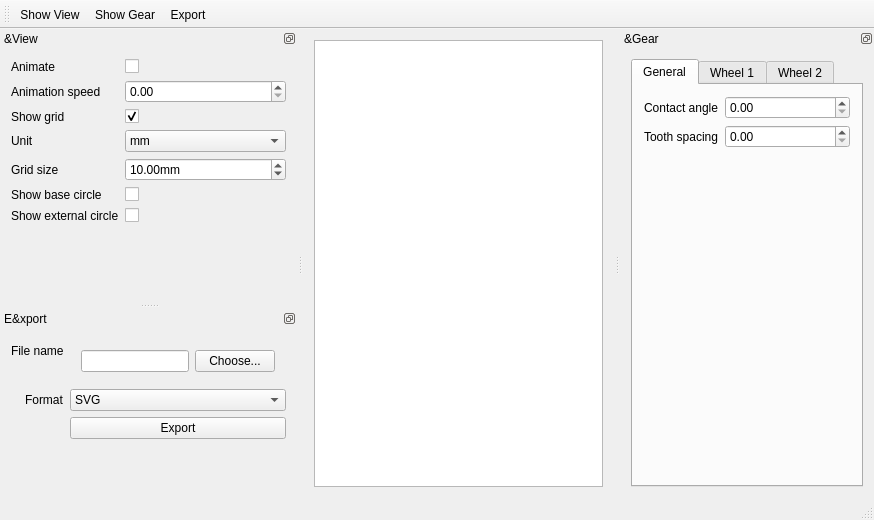
Before: the Qt Designer form mainwindow.ui in Klafyvel/GearFactory, drawn with Qt 5.
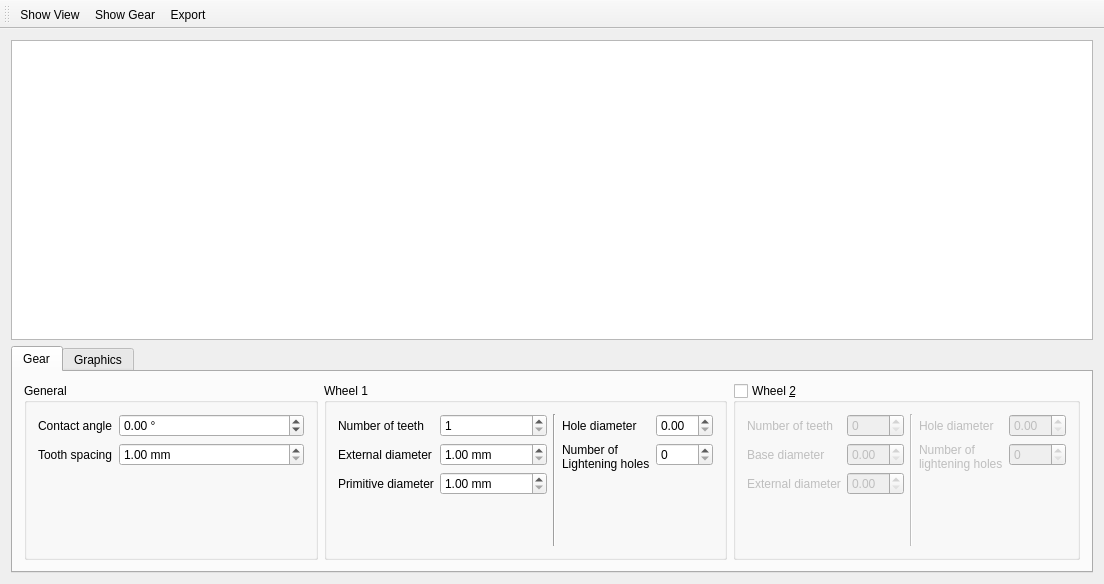
After: the same form once the commit is applied.

Commit message: Export en SVG et PNG.

The edit to the form file:
```diff
--- a/mainwindow.ui
+++ b/mainwindow.ui
@@ -6,171 +6,446 @@
    <rect>
     <x>0</x>
     <y>0</y>
-    <width>874</width>
-    <height>520</height>
+    <width>1104</width>
+    <height>584</height>
    </rect>
   </property>
   <property name="windowTitle">
    <string>Gear Factory</string>
   </property>
+  <property name="documentMode">
+   <bool>false</bool>
+  </property>
+  <property name="dockOptions">
+   <set>QMainWindow::AllowTabbedDocks|QMainWindow::AnimatedDocks</set>
+  </property>
   <widget class="QWidget" name="centralWidget">
+   <layout class="QVBoxLayout" name="verticalLayout_7">
+    <item>
+     <widget class="QGraphicsView" name="graphicsView">
+      <property name="minimumSize">
+       <size>
+        <width>200</width>
+        <height>300</height>
+       </size>
+      </property>
+      <property name="backgroundBrush">
+       <brush brushstyle="NoBrush">
+        <color alpha="255">
+         <red>0</red>
+         <green>0</green>
+         <blue>0</blue>
+        </color>
+       </brush>
+      </property>
+      <property name="dragMode">
+       <enum>QGraphicsView::ScrollHandDrag</enum>
+      </property>
+      <property name="resizeAnchor">
+       <enum>QGraphicsView::NoAnchor</enum>
+      </property>
+     </widget>
+    </item>
+    <item>
+     <widget class="QTabWidget" name="tabWidget">
+      <property name="currentIndex">
+       <number>0</number>
+      </property>
+      <widget class="QWidget" name="tabWidgetPage1" native="true">
+       <attribute name="title">
+        <string>Gear</string>
+       </attribute>
+       <layout class="QHBoxLayout" name="horizontalLayout">
+        <item>
+         <widget class="QGroupBox" name="groupBox">
+          <property name="title">
+           <string>General</string>
+          </property>
    <layout class="QVBoxLayout" name="verticalLayout">
     <item>
-     <widget class="QGraphicsView" name="graphicsView"/>
-    </item>
-   </layout>
-  </widget>
-  <widget class="QMenuBar" name="menuBar">
-   <property name="geometry">
-    <rect>
-     <x>0</x>
-     <y>0</y>
-     <width>874</width>
-     <height>30</height>
-    </rect>
-   </property>
-  </widget>
-  <widget class="QToolBar" name="mainToolBar">
-   <attribute name="toolBarArea">
-    <enum>TopToolBarArea</enum>
-   </attribute>
-   <attribute name="toolBarBreak">
-    <bool>false</bool>
-   </attribute>
-   <addaction name="actionShow_View"/>
-   <addaction name="actionShow_Gear"/>
-   <addaction name="actionExport"/>
-  </widget>
-  <widget class="QStatusBar" name="statusBar"/>
-  <widget class="QDockWidget" name="dockWidget_2">
-   <property name="floating">
-    <bool>false</bool>
-   </property>
-   <property name="features">
-    <set>QDockWidget::DockWidgetFloatable|QDockWidget::DockWidgetMovable</set>
-   </property>
-   <property name="allowedAreas">
-    <set>Qt::AllDockWidgetAreas</set>
-   </property>
-   <property name="windowTitle">
-    <string>&amp;View</string>
-   </property>
-   <attribute name="dockWidgetArea">
+            <layout class="QFormLayout" name="formLayout_6">
+             <item row="0" column="0">
+              <widget class="QLabel" name="contactAngleLabel">
+               <property name="text">
+                <string>Contact angle</string>
+               </property>
+              </widget>
+             </item>
+             <item row="0" column="1">
+              <widget class="QDoubleSpinBox" name="contactAngleDoubleSpinBox">
+               <property name="suffix">
+                <string> °</string>
+               </property>
+               <property name="minimum">
+                <double>-45.000000000000000</double>
+               </property>
+               <property name="maximum">
+                <double>45.000000000000000</double>
+               </property>
+              </widget>
+             </item>
+             <item row="1" column="0">
+              <widget class="QLabel" name="toothSpacingLabel">
+               <property name="text">
+                <string>Tooth spacing</string>
+               </property>
+              </widget>
+             </item>
+             <item row="1" column="1">
+              <widget class="QDoubleSpinBox" name="toothSpacingDoubleSpinBox">
+               <property name="suffix">
+                <string> mm</string>
+               </property>
+               <property name="minimum">
+                <double>1.000000000000000</double>
+               </property>
+              </widget>
+             </item>
+            </layout>
+           </item>
+          </layout>
+         </widget>
+        </item>
+        <item>
+         <widget class="QGroupBox" name="groupBox_2">
+          <property name="title">
+           <string>Wheel 1</string>
+          </property>
+          <layout class="QHBoxLayout" name="horizontalLayout_3">
+           <item>
+            <layout class="QFormLayout" name="formLayout_5">
+             <item row="0" column="0">
+              <widget class="QLabel" name="numberOfTeethLabel">
+               <property name="text">
+                <string>Number of teeth</string>
+               </property>
+              </widget>
+             </item>
+             <item row="0" column="1">
+              <widget class="QSpinBox" name="numberOfTeethSpinBox">
+               <property name="minimum">
     <number>1</number>
-   </attribute>
-   <widget class="QWidget" name="dockWidgetContents_2">
-    <layout class="QGridLayout" name="gridLayout">
-     <item row="0" column="0">
+               </property>
+              </widget>
+             </item>
+             <item row="1" column="0">
+              <widget class="QLabel" name="externalDiameterLabel">
+               <property name="text">
+                <string>External diameter</string>
+               </property>
+              </widget>
+             </item>
+             <item row="1" column="1">
+              <widget class="QDoubleSpinBox" name="externalDiameterDoubleSpinBox">
+               <property name="suffix">
+                <string> mm</string>
+               </property>
+               <property name="minimum">
+                <double>1.000000000000000</double>
+               </property>
+               <property name="maximum">
+                <double>10000.000000000000000</double>
+               </property>
+              </widget>
+             </item>
+             <item row="2" column="0">
+              <widget class="QLabel" name="primitiveDiameterLabel">
+               <property name="text">
+                <string>Primitive diameter</string>
+               </property>
+              </widget>
+             </item>
+             <item row="2" column="1">
+              <widget class="QDoubleSpinBox" name="primitiveDiameterDoubleSpinBox">
+               <property name="prefix">
+                <string/>
+               </property>
+               <property name="suffix">
+                <string> mm</string>
+               </property>
+               <property name="minimum">
+                <double>1.000000000000000</double>
+               </property>
+               <property name="maximum">
+                <double>100000.000000000000000</double>
+               </property>
+              </widget>
+             </item>
+            </layout>
+           </item>
+           <item>
+            <widget class="Line" name="line">
+             <property name="orientation">
+              <enum>Qt::Vertical</enum>
+             </property>
+            </widget>
+           </item>
+           <item>
+            <layout class="QFormLayout" name="formLayout">
+             <item row="0" column="0">
+              <widget class="QLabel" name="holeDiameterLabel">
+               <property name="text">
+                <string>Hole diameter</string>
+               </property>
+              </widget>
+             </item>
+             <item row="0" column="1">
+              <widget class="QDoubleSpinBox" name="holeDiameterDoubleSpinBox"/>
+             </item>
+             <item row="1" column="0">
+              <widget class="QLabel" name="numberOfLighteningHolesLabel">
+               <property name="text">
+                <string>Number of
+Lightening holes</string>
+               </property>
+              </widget>
+             </item>
+             <item row="1" column="1">
+              <widget class="QSpinBox" name="numberOfLighteningHolesSpinBox"/>
+             </item>
+            </layout>
+           </item>
+          </layout>
+         </widget>
+        </item>
+        <item>
+         <widget class="QGroupBox" name="groupBox_3">
+          <property name="title">
+           <string>Wheel &amp;2</string>
+          </property>
+          <property name="flat">
+           <bool>false</bool>
+          </property>
+          <property name="checkable">
+           <bool>true</bool>
+          </property>
+          <property name="checked">
+           <bool>false</bool>
+          </property>
+          <layout class="QHBoxLayout" name="horizontalLayout_5">
+           <item>
+            <layout class="QFormLayout" name="formLayout_7">
+             <item row="0" column="0">
+              <widget class="QLabel" name="numberOfTeethLabel_2">
+               <property name="text">
+                <string>Number of teeth</string>
+               </property>
+              </widget>
+             </item>
+             <item row="0" column="1">
+              <widget class="QSpinBox" name="numberOfTeethSpinBox_2"/>
+             </item>
+             <item row="1" column="0">
+              <widget class="QLabel" name="baseDiameterLabel_2">
+               <property name="text">
+                <string>Base diameter</string>
+               </property>
+              </widget>
+             </item>
+             <item row="1" column="1">
+              <widget class="QDoubleSpinBox" name="baseDiameterDoubleSpinBox_2"/>
+             </item>
+             <item row="2" column="0">
+              <widget class="QLabel" name="externalDiameterLabel_2">
+               <property name="text">
+                <string>External diameter</string>
+               </property>
+              </widget>
+             </item>
+             <item row="2" column="1">
+              <widget class="QDoubleSpinBox" name="externalDiameterDoubleSpinBox_2"/>
+             </item>
+            </layout>
+           </item>
+           <item>
+            <widget class="Line" name="line_2">
+             <property name="orientation">
+              <enum>Qt::Vertical</enum>
+             </property>
+            </widget>
+           </item>
+           <item>
+            <layout class="QFormLayout" name="formLayout_2">
+             <item row="0" column="0">
+              <widget class="QLabel" name="holeDiameterLabel_2">
+               <property name="text">
+                <string>Hole diameter</string>
+               </property>
+              </widget>
+             </item>
+             <item row="0" column="1">
+              <widget class="QDoubleSpinBox" name="holeDiameterDoubleSpinBox_2"/>
+             </item>
+             <item row="1" column="0">
+              <widget class="QLabel" name="numberOfNlighteningHolesLabel">
+               <property name="text">
+                <string>Number of
+lightening holes</string>
+               </property>
+              </widget>
+             </item>
+             <item row="1" column="1">
+              <widget class="QSpinBox" name="numberOfNlighteningHolesSpinBox"/>
+             </item>
+            </layout>
+           </item>
+          </layout>
+         </widget>
+        </item>
+       </layout>
+      </widget>
+      <widget class="QWidget" name="tabWidgetPage2" native="true">
+       <attribute name="title">
+        <string>Graphics</string>
+       </attribute>
+       <layout class="QHBoxLayout" name="horizontalLayout_2">
+        <item>
+         <widget class="QGroupBox" name="groupBoxView">
+          <property name="title">
+           <string>View</string>
+          </property>
+          <layout class="QHBoxLayout" name="horizontalLayout_6">
+           <item>
       <layout class="QFormLayout" name="formLayout_3">
        <item row="0" column="0">
-        <widget class="QLabel" name="animateLabel">
-         <property name="text">
-          <string>Animate</string>
-         </property>
-        </widget>
-       </item>
-       <item row="0" column="1">
-        <widget class="QCheckBox" name="animateCheckBox"/>
-       </item>
-       <item row="1" column="0">
-        <widget class="QLabel" name="animationSpeedLabel">
-         <property name="text">
-          <string>Animation speed</string>
-         </property>
-        </widget>
-       </item>
-       <item row="1" column="1">
-        <widget class="QDoubleSpinBox" name="animationSpeedDoubleSpinBox"/>
-       </item>
-       <item row="2" column="0">
         <widget class="QLabel" name="showGridLabel">
          <property name="text">
           <string>Show grid</string>
          </property>
         </widget>
        </item>
-       <item row="2" column="1">
+             <item row="0" column="1">
         <widget class="QCheckBox" name="showGridCheckBox">
          <property name="checked">
           <bool>true</bool>
          </property>
         </widget>
        </item>
-       <item row="3" column="0">
-        <widget class="QLabel" name="unitLabel">
-         <property name="text">
-          <string>Unit</string>
-         </property>
-        </widget>
-       </item>
-       <item row="3" column="1">
-        <widget class="QComboBox" name="unitComboBox">
-         <item>
-          <property name="text">
-           <string>mm</string>
-          </property>
-         </item>
-         <item>
-          <property name="text">
-           <string>cm</string>
-          </property>
-         </item>
-        </widget>
-       </item>
-       <item row="4" column="0">
+             <item row="1" column="0">
         <widget class="QLabel" name="gridSizeLabel">
          <property name="text">
           <string>Grid size</string>
          </property>
         </widget>
        </item>
-       <item row="4" column="1">
+             <item row="1" column="1">
         <widget class="QDoubleSpinBox" name="gridSizeDoubleSpinBox">
          <property name="suffix">
-          <string>mm</string>
+                <string> mm</string>
          </property>
          <property name="value">
           <double>10.000000000000000</double>
          </property>
         </widget>
        </item>
-       <item row="5" column="0">
+             <item row="2" column="0">
+              <widget class="QLabel" name="pointResolutionLabel">
+               <property name="text">
+                <string>Point resolution</string>
+               </property>
+              </widget>
+             </item>
+             <item row="2" column="1">
+              <widget class="QSpinBox" name="pointResolutionSpinBox">
+               <property name="minimum">
+                <number>2</number>
+               </property>
+               <property name="maximum">
+                <number>500</number>
+               </property>
+              </widget>
+             </item>
+            </layout>
+           </item>
+           <item>
+            <widget class="Line" name="line_3">
+             <property name="orientation">
+              <enum>Qt::Vertical</enum>
+             </property>
+            </widget>
+           </item>
+           <item>
+            <layout class="QFormLayout" name="formLayout_8">
+             <item row="0" column="0">
         <widget class="QLabel" name="showBaseCircleLabel">
          <property name="text">
           <string>Show base circle</string>
          </property>
         </widget>
        </item>
-       <item row="5" column="1">
+             <item row="0" column="1">
         <widget class="QCheckBox" name="showBaseCircleCheckBox"/>
        </item>
-       <item row="6" column="0">
-        <widget class="QLabel" name="showExternalCircleLabel">
+             <item row="1" column="0">
+              <widget class="QLabel" name="showExternalCicleLabel">
          <property name="text">
-          <string>Show external circle</string>
+                <string>Show external cicle</string>
          </property>
         </widget>
        </item>
-       <item row="6" column="1">
-        <widget class="QCheckBox" name="showExternalCircleCheckBox"/>
-       </item>
-      </layout>
-     </item>
-    </layout>
-   </widget>
-  </widget>
-  <widget class="QDockWidget" name="dockWidget_3">
-   <property name="features">
-    <set>QDockWidget::DockWidgetFloatable|QDockWidget::DockWidgetMovable</set>
-   </property>
-   <property name="windowTitle">
-    <string>E&amp;xport</string>
-   </property>
-   <attribute name="dockWidgetArea">
-    <number>1</number>
-   </attribute>
-   <widget class="QWidget" name="dockWidgetContents_3">
-    <layout class="QVBoxLayout" name="verticalLayout_3">
+             <item row="1" column="1">
+              <widget class="QCheckBox" name="showExternalCicleCheckBox"/>
+             </item>
+             <item row="2" column="0">
+              <widget class="QLabel" name="showLineOfContactLabel">
+               <property name="text">
+                <string>Show line of contact</string>
+               </property>
+              </widget>
+             </item>
+             <item row="2" column="1">
+              <widget class="QCheckBox" name="showLineOfContactCheckBox"/>
+             </item>
+            </layout>
+           </item>
+           <item>
+            <widget class="Line" name="line_5">
+             <property name="orientation">
+              <enum>Qt::Vertical</enum>
+             </property>
+            </widget>
+           </item>
+           <item>
+            <layout class="QFormLayout" name="formLayout_9">
+             <item row="0" column="0">
+              <widget class="QLabel" name="animateLabel">
+               <property name="text">
+                <string>Animate</string>
+               </property>
+              </widget>
+             </item>
+             <item row="0" column="1">
+              <widget class="QCheckBox" name="animateCheckBox"/>
+             </item>
+             <item row="1" column="0">
+              <widget class="QLabel" name="animationSpeedLabel">
+               <property name="text">
+                <string>Animation
+speed</string>
+               </property>
+              </widget>
+             </item>
+             <item row="1" column="1">
+              <widget class="QSpinBox" name="animationSpeedSpinBox">
+               <property name="suffix">
+                <string> %</string>
+               </property>
+               <property name="maximum">
+                <number>100</number>
+               </property>
+              </widget>
+             </item>
+            </layout>
+           </item>
+          </layout>
+         </widget>
+        </item>
+        <item>
+         <widget class="QGroupBox" name="groupBoxExport">
+          <property name="title">
+           <string>Export</string>
+          </property>
+          <layout class="QHBoxLayout" name="horizontalLayout_7">
      <item>
       <layout class="QFormLayout" name="formLayout_4">
        <property name="labelAlignment">
@@ -190,10 +465,14 @@
         <widget class="QWidget" name="fileNameWidget" native="true">
          <layout class="QHBoxLayout" name="horizontalLayout_4">
           <item>
-           <widget class="QLineEdit" name="lineEdit"/>
+                 <widget class="QLineEdit" name="fileNameLineEdit">
+                  <property name="text">
+                   <string>GearFactory.svg</string>
+                  </property>
+                 </widget>
           </item>
           <item>
-           <widget class="QPushButton" name="pushButton_2">
+                 <widget class="QPushButton" name="fileNamePushButton">
             <property name="text">
              <string>Choose...</string>
             </property>
@@ -221,214 +500,46 @@
            <string>PNG</string>
           </property>
          </item>
-         <item>
-          <property name="text">
-           <string/>
-          </property>
-         </item>
-        </widget>
-       </item>
-       <item row="2" column="1">
-        <widget class="QPushButton" name="pushButton">
+              </widget>
+             </item>
+            </layout>
+           </item>
+           <item>
+            <widget class="QPushButton" name="exportPushButton">
          <property name="text">
           <string>Export</string>
          </property>
         </widget>
        </item>
       </layout>
+         </widget>
      </item>
     </layout>
    </widget>
   </widget>
-  <widget class="QDockWidget" name="dockWidget_4">
-   <property name="features">
-    <set>QDockWidget::DockWidgetFloatable|QDockWidget::DockWidgetMovable</set>
+    </item>
+   </layout>
+  </widget>
+  <widget class="QMenuBar" name="menuBar">
+   <property name="geometry">
+    <rect>
+     <x>0</x>
+     <y>0</y>
+     <width>1104</width>
+     <height>30</height>
+    </rect>
    </property>
-   <property name="windowTitle">
-    <string>&amp;Gear</string>
-   </property>
-   <attribute name="dockWidgetArea">
-    <number>2</number>
+  </widget>
+  <widget class="QToolBar" name="mainToolBar">
+   <attribute name="toolBarArea">
+    <enum>TopToolBarArea</enum>
    </attribute>
-   <widget class="QWidget" name="dockWidgetContents_4">
-    <layout class="QGridLayout" name="gridLayout_2">
-     <item row="0" column="0">
-      <widget class="QTabWidget" name="tabWidget">
-       <property name="tabPosition">
-        <enum>QTabWidget::North</enum>
-       </property>
-       <property name="tabShape">
-        <enum>QTabWidget::Rounded</enum>
-       </property>
-       <property name="currentIndex">
-        <number>0</number>
-       </property>
-       <property name="elideMode">
-        <enum>Qt::ElideNone</enum>
-       </property>
-       <property name="documentMode">
+   <attribute name="toolBarBreak">
         <bool>false</bool>
-       </property>
-       <property name="movable">
-        <bool>true</bool>
-       </property>
-       <widget class="QWidget" name="tab">
-        <attribute name="title">
-         <string>General</string>
-        </attribute>
-        <layout class="QVBoxLayout" name="verticalLayout_2">
-         <item>
-          <layout class="QFormLayout" name="formLayout_6">
-           <item row="0" column="0">
-            <widget class="QLabel" name="contactAngleLabel">
-             <property name="text">
-              <string>Contact angle</string>
-             </property>
-            </widget>
-           </item>
-           <item row="0" column="1">
-            <widget class="QDoubleSpinBox" name="contactAngleDoubleSpinBox"/>
-           </item>
-           <item row="1" column="0">
-            <widget class="QLabel" name="toothSpacingLabel">
-             <property name="text">
-              <string>Tooth spacing</string>
-             </property>
-            </widget>
-           </item>
-           <item row="1" column="1">
-            <widget class="QDoubleSpinBox" name="toothSpacingDoubleSpinBox"/>
-           </item>
-          </layout>
-         </item>
-        </layout>
-       </widget>
-       <widget class="QWidget" name="tab_2">
-        <attribute name="title">
-         <string>Wheel 1</string>
-        </attribute>
-        <layout class="QVBoxLayout" name="verticalLayout_4">
-         <item>
-          <layout class="QFormLayout" name="formLayout_5">
-           <item row="0" column="0">
-            <widget class="QLabel" name="numberOfTeethLabel">
-             <property name="text">
-              <string>Number of teeth</string>
-             </property>
-            </widget>
-           </item>
-           <item row="0" column="1">
-            <widget class="QSpinBox" name="numberOfTeethSpinBox"/>
-           </item>
-           <item row="1" column="0">
-            <widget class="QLabel" name="baseDiameterLabel">
-             <property name="text">
-              <string>Base diameter</string>
-             </property>
-            </widget>
-           </item>
-           <item row="1" column="1">
-            <widget class="QDoubleSpinBox" name="baseDiameterDoubleSpinBox"/>
-           </item>
-           <item row="2" column="0">
-            <widget class="QLabel" name="externalDiameterLabel">
-             <property name="text">
-              <string>External diameter</string>
-             </property>
-            </widget>
-           </item>
-           <item row="2" column="1">
-            <widget class="QDoubleSpinBox" name="externalDiameterDoubleSpinBox"/>
-           </item>
-           <item row="3" column="0">
-            <widget class="QLabel" name="holeDiameterLabel">
-             <property name="text">
-              <string>Hole diameter</string>
-             </property>
-            </widget>
-           </item>
-           <item row="3" column="1">
-            <widget class="QDoubleSpinBox" name="holeDiameterDoubleSpinBox"/>
-           </item>
-           <item row="4" column="0">
-            <widget class="QLabel" name="numberOfLighteningHolesLabel">
-             <property name="text">
-              <string>Number of lightening holes</string>
-             </property>
-            </widget>
-           </item>
-           <item row="4" column="1">
-            <widget class="QSpinBox" name="numberOfLighteningHolesSpinBox"/>
-           </item>
-          </layout>
-         </item>
-        </layout>
-       </widget>
-       <widget class="QWidget" name="tab_3">
-        <attribute name="title">
-         <string>Wheel 2</string>
-        </attribute>
-        <layout class="QVBoxLayout" name="verticalLayout_5">
-         <item>
-          <layout class="QFormLayout" name="formLayout_7">
-           <item row="0" column="0">
-            <widget class="QLabel" name="numberOfTeethLabel_2">
-             <property name="text">
-              <string>Number of teeth</string>
-             </property>
-            </widget>
-           </item>
-           <item row="0" column="1">
-            <widget class="QSpinBox" name="numberOfTeethSpinBox_2"/>
-           </item>
-           <item row="1" column="0">
-            <widget class="QLabel" name="baseDiameterLabel_2">
-             <property name="text">
-              <string>Base diameter</string>
-             </property>
-            </widget>
-           </item>
-           <item row="1" column="1">
-            <widget class="QDoubleSpinBox" name="baseDiameterDoubleSpinBox_2"/>
-           </item>
-           <item row="2" column="0">
-            <widget class="QLabel" name="externalDiameterLabel_2">
-             <property name="text">
-              <string>External diameter</string>
-             </property>
-            </widget>
-           </item>
-           <item row="2" column="1">
-            <widget class="QDoubleSpinBox" name="externalDiameterDoubleSpinBox_2"/>
-           </item>
-           <item row="3" column="0">
-            <widget class="QLabel" name="holeDiameterLabel_2">
-             <property name="text">
-              <string>Hole diameter</string>
-             </property>
-            </widget>
-           </item>
-           <item row="3" column="1">
-            <widget class="QDoubleSpinBox" name="holeDiameterDoubleSpinBox_2"/>
-           </item>
-           <item row="4" column="0">
-            <widget class="QLabel" name="numberOfLighteningHolesLabel_2">
-             <property name="text">
-              <string>Number of lightening holes</string>
-             </property>
-            </widget>
-           </item>
-           <item row="4" column="1">
-            <widget class="QSpinBox" name="numberOfLighteningHolesSpinBox_2"/>
-           </item>
-          </layout>
-         </item>
-        </layout>
-       </widget>
-      </widget>
-     </item>
-    </layout>
-   </widget>
+   </attribute>
+   <addaction name="actionShow_View"/>
+   <addaction name="actionShow_Gear"/>
+   <addaction name="actionExport"/>
   </widget>
   <action name="actionShow_View">
    <property name="checkable">
```
Lines whose indentation alone changed are shown as unchanged. The commit also changes 5 other files.
